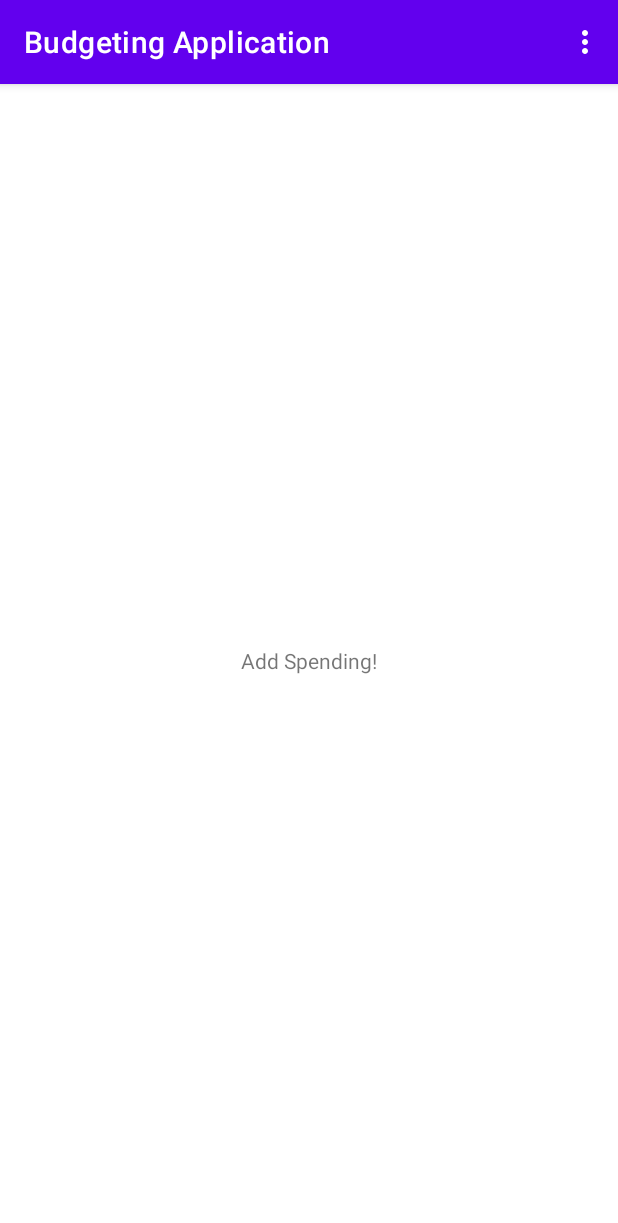
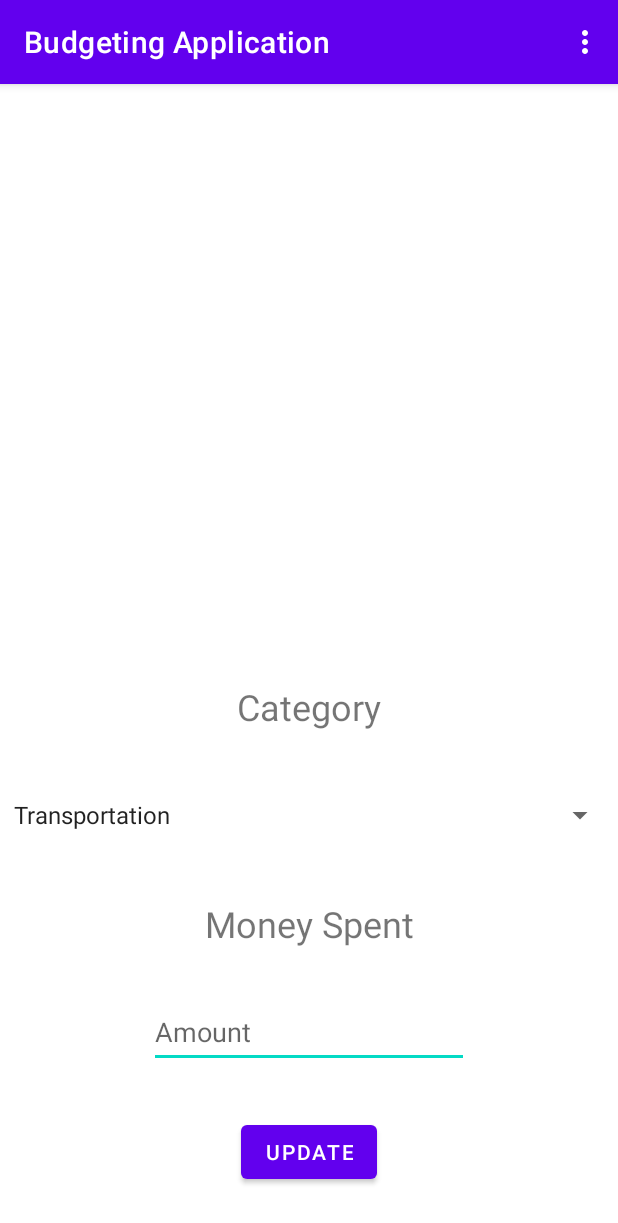
Before and after one commit to cainlouis/Budgeting_application, an Android app: the AddSpendingActivity screen opened directly, with no data from a screen before it, on a phone screen of 412 x 824 dp. Shown: the top 1223 px of the screen. Run offline under Robolectric (Android 15) with nearby library versions, the phone set to English and light mode, and no system bars; our stand-ins replace Room's generated code.

Commit message:
Add update function for db.

```diff
--- a/app/src/main/java/com/example/budgetingapplication/AddSpendingActivity.kt
+++ b/app/src/main/java/com/example/budgetingapplication/AddSpendingActivity.kt
@@ -2,10 +2,53 @@ package com.example.budgetingapplication
 
 import androidx.appcompat.app.AppCompatActivity
 import android.os.Bundle
+import android.view.View
+import android.widget.*
+import androidx.lifecycle.ViewModelProvider
+import com.example.budgetingapplication.model.Budget
+import com.example.budgetingapplication.viewmodel.BudgetViewModel
 
 class AddSpendingActivity : MenuActivity() {
+
+    private lateinit var budgetViewModel: BudgetViewModel
+    lateinit var spinner: Spinner
+
     override fun onCreate(savedInstanceState: Bundle?) {
         super.onCreate(savedInstanceState)
         setContentView(R.layout.activity_add_spending)
+
+        budgetViewModel = ViewModelProvider(this).get(BudgetViewModel::class.java)
+
+        spinner = findViewById(R.id.categorySpinner)
+        // Create an ArrayAdapter using the string array and a default spinner layout
+        ArrayAdapter.createFromResource(
+            this,
+            R.array.categories_array,
+            android.R.layout.simple_spinner_item
+        ).also { adapter ->
+            // Specify the layout to use when the list of choices appears
+            adapter.setDropDownViewResource(android.R.layout.simple_spinner_dropdown_item)
+            // Apply the adapter to the spinner
+            spinner.adapter = adapter
+        }
+
+        lateinit var  category: String
+
+        spinner.onItemSelectedListener = object : AdapterView.OnItemSelectedListener {
+            override fun onItemSelected(p0: AdapterView<*>?, p1: View?, p2: Int, p3: Long) {
+                category = resources.getStringArray(R.array.categories_array)[p2].toString()
+            }
+
+            override fun onNothingSelected(p0: AdapterView<*>?) {
+            }
+        }
+
+        val updateButton = findViewById<Button>(R.id.updateButton)
+
+        updateButton.setOnClickListener {
+            val moneySpent = findViewById<EditText>(R.id.moneySpentInput).text.toString().toDouble()
+            val budget = Budget(category, moneySpent)
+            budgetViewModel.update(budget)
+        }
     }
 }
--- a/app/src/main/java/com/example/budgetingapplication/data/AppDatabase.kt
+++ b/app/src/main/java/com/example/budgetingapplication/data/AppDatabase.kt
@@ -25,108 +25,11 @@ abstract class AppDatabase : RoomDatabase() {
                     "budgeting_database"
                 )
                     .fallbackToDestructiveMigration()
+                    .createFromAsset("database/budgeting.db")
                     .build()
                 INSTANCE = instance
                 instance
             }
         }
     }
-
-//    companion object {
-//
-//        // For Singleton instantiation
-//        @Volatile
-//        private var INSTANCE: AppDatabase? = null
-
-//        fun getInstance(context: Context, scope: CoroutineScope): AppDatabase {
-//            return instance ?: synchronized(this) {
-//                instance ?: buildDatabase(context, scope).also { instance = it }
-//            }
-//        }
-//
-//        private fun buildDatabase(context: Context, scope: CoroutineScope): AppDatabase {
-//            return Room.databaseBuilder(context, AppDatabase::class.java, "budget_database")
-//                .addCallback(
-//                    object : RoomDatabase.Callback() {
-//                        override fun onCreate(db: SupportSQLiteDatabase) {
-//                            super.onCreate(db)
-//                            instance?.let { database ->
-//                                scope.launch(Dispatchers.IO) {
-//                                    populateDatabase(database.budgetDao())
-//                                }
-//                            }
-//                        }
-//                    }
-//                )
-//                .build()
-//        }
-
-//        @DelicateCoroutinesApi
-//        fun getInstance(context: Context, ): AppDatabase {
-//            if (INSTANCE == null) {
-//                synchronized(AppDatabase::class.java) {
-//                    if (INSTANCE == null) {
-//                        INSTANCE = Room.databaseBuilder(context.applicationContext, AppDatabase::class.java, "budgeting_database")
-//                            .addCallback(object : Callback() {
-//                                override fun onCreate(db: SupportSQLiteDatabase) {
-//                                    super.onCreate(db)
-//                                    Log.d("AppDatabase", "populating with data...")
-//                                    db.execSQL("CREATE TABLE budget(category TEXT PRIMARY KEY, spending DECIMAL)")
-//                                    val categories = listOf(
-//                                        Budget("Transportation"),
-//                                        Budget("Home food"),
-//                                        Budget("Junk food"),
-//                                        Budget("Entertainment"),
-//                                        Budget("Housing"),
-//                                        Budget("Gifts")
-//                                    )
-//                                    for (category in categories) {
-//                                        db.execSQL("INSERT INTO budget(category, spending) VALUES (?,?)")
-//                                    }
-//                                }
-//                            }).build()
-//                    }
-//                }
-//            }
-//
-//            return INSTANCE!!
-//        }
-
-//        private class AppDatabaseCallback(
-//            private val scope: CoroutineScope
-//        ) : RoomDatabase.Callback() {
-//            /**
-//             * Override the onCreate method to populate the database.
-//             */
-//            override fun onCreate(db: SupportSQLiteDatabase) {
-//                super.onCreate(db)
-//                // If you want to keep the data through app restarts,
-//                // comment out the following line.
-//                INSTANCE?.let { database ->
-//                    scope.launch(Dispatchers.IO) {
-//                        populateDatabase(database.budgetDao())
-//                    }
-//                }
-//            }
-//        }
-//        suspend fun populateDatabase(database: AppDatabase) {
-//            database?.let { db ->
-//                withContext(Dispatchers.IO) {
-//                    val budgetDao: BudgetDao = db.budgetDao()
-//
-//                    budgetDao.deleteAll()
-//
-//                    val categories = listOf(
-//                        Budget("Transportation"),
-//                        Budget("Home food"),
-//                        Budget("Junk food"),
-//                        Budget("Entertainment"),
-//                        Budget("Housing"),
-//                        Budget("Gifts")
-//                    )
-//                    budgetDao.insertAll(categories)
-//                }
-//            }
-//        }
-//    }
 }
--- a/app/src/main/java/com/example/budgetingapplication/data/BudgetDao.kt
+++ b/app/src/main/java/com/example/budgetingapplication/data/BudgetDao.kt
@@ -25,4 +25,7 @@ interface BudgetDao {
     @Query("SELECT * FROM budget")
     fun readAll(): Flow<List<Budget>>
 
+    @Query("SELECT category FROM budget")
+    fun readCategories(): Flow<List<String>>
+
 }
--- a/app/src/main/java/com/example/budgetingapplication/repository/BudgetRepository.kt
+++ b/app/src/main/java/com/example/budgetingapplication/repository/BudgetRepository.kt
@@ -7,6 +7,12 @@ import kotlinx.coroutines.flow.Flow
 class BudgetRepository(private val budgetDao: BudgetDao) {
     val readAll: Flow<List<Budget>> = budgetDao.readAll()
 
+    val readCategories: Flow<List<String>> = budgetDao.readCategories()
+
+    suspend fun update(budget: Budget) {
+        budgetDao.update(budget)
+    }
+
     suspend fun insertAll(budgets: List<Budget>) {
         budgetDao.insertAll(budgets)
     }
--- a/app/src/main/java/com/example/budgetingapplication/viewmodel/BudgetViewModel.kt
+++ b/app/src/main/java/com/example/budgetingapplication/viewmodel/BudgetViewModel.kt
@@ -5,17 +5,24 @@ import androidx.lifecycle.*
 import com.example.budgetingapplication.data.AppDatabase
 import com.example.budgetingapplication.repository.BudgetRepository
 import com.example.budgetingapplication.model.Budget
+import kotlinx.coroutines.flow.Flow
 import kotlinx.coroutines.launch
 
 class BudgetViewModel(application: Application) : AndroidViewModel(application) {
 
     val loadAll: LiveData<List<Budget>>
+    val readCategories: LiveData<List<String>>
     private val repository : BudgetRepository
 
     init {
         val budgetDao = AppDatabase.getDatabase(application).budgetDao()
         repository = BudgetRepository(budgetDao)
         loadAll = repository.readAll.asLiveData()
+        readCategories = repository.readCategories.asLiveData()
+    }
+
+    fun update(budget: Budget) = viewModelScope.launch {
+        repository.update(budget)
     }
 
     fun insertAll(budgets: List<Budget>) = viewModelScope.launch {
--- a/app/src/main/res/layout/activity_add_spending.xml
+++ b/app/src/main/res/layout/activity_add_spending.xml
@@ -6,13 +6,66 @@
     android:layout_height="match_parent"
     tools:context=".AddSpendingActivity">
 
-    <TextView
+    <Button
+        android:id="@+id/updateButton"
         android:layout_width="wrap_content"
         android:layout_height="wrap_content"
-        android:text="Add Spending!"
+        android:layout_marginBottom="32dp"
+        android:text="@string/update"
         app:layout_constraintBottom_toBottomOf="parent"
-        app:layout_constraintLeft_toLeftOf="parent"
-        app:layout_constraintRight_toRightOf="parent"
-        app:layout_constraintTop_toTopOf="parent" />
+        app:layout_constraintEnd_toEndOf="parent"
+        app:layout_constraintHorizontal_bias="0.5"
+        app:layout_constraintStart_toStartOf="parent" />
 
+    <EditText
+        android:id="@+id/moneySpentInput"
+        android:layout_width="wrap_content"
+        android:layout_height="wrap_content"
+        android:layout_marginBottom="32dp"
+        android:ems="10"
+        android:hint="@string/amount"
+        android:importantForAutofill="no"
+        android:inputType="numberDecimal"
+        android:minHeight="48dp"
+        app:layout_constraintBottom_toTopOf="@+id/updateButton"
+        app:layout_constraintEnd_toEndOf="parent"
+        app:layout_constraintHorizontal_bias="0.5"
+        app:layout_constraintStart_toStartOf="parent"
+        tools:ignore="SpeakableTextPresentCheck" />
+
+    <TextView
+        android:id="@+id/moneySpentHeader"
+        android:layout_width="wrap_content"
+        android:layout_height="wrap_content"
+        android:layout_marginBottom="32dp"
+        android:text="@string/money_spent"
+        android:textSize="24sp"
+        app:layout_constraintBottom_toTopOf="@+id/moneySpentInput"
+        app:layout_constraintEnd_toEndOf="parent"
+        app:layout_constraintHorizontal_bias="0.5"
+        app:layout_constraintStart_toStartOf="parent" />
+
+    <Spinner
+        android:id="@+id/categorySpinner"
+        android:layout_width="409dp"
+        android:layout_height="wrap_content"
+        android:layout_marginBottom="32dp"
+        android:minHeight="48dp"
+        app:layout_constraintBottom_toTopOf="@+id/moneySpentHeader"
+        app:layout_constraintEnd_toEndOf="parent"
+        app:layout_constraintHorizontal_bias="0.5"
+        app:layout_constraintStart_toStartOf="parent"
+        tools:ignore="SpeakableTextPresentCheck" />
+
+    <TextView
+        android:id="@+id/categoryHeader"
+        android:layout_width="wrap_content"
+        android:layout_height="wrap_content"
+        android:layout_marginBottom="32dp"
+        android:text="@string/category"
+        android:textSize="24sp"
+        app:layout_constraintBottom_toTopOf="@+id/categorySpinner"
+        app:layout_constraintEnd_toEndOf="parent"
+        app:layout_constraintHorizontal_bias="0.5"
+        app:layout_constraintStart_toStartOf="parent" />
 </androidx.constraintlayout.widget.ConstraintLayout>
--- a/app/src/main/res/values/strings.xml
+++ b/app/src/main/res/values/strings.xml
@@ -5,4 +5,16 @@
     <string name="clear_all_entries">Clear all entries</string>
     <string name="display_current_status">Display current status</string>
     <string name="home">Home</string>
+    <string name="update">Update</string>
+    <string name="money_spent">Money Spent</string>
+    <string name="category">Category</string>
+    <string name="amount">Amount</string>
+    <string-array name="categories_array">
+        <item>Transportation</item>
+        <item>Home food</item>
+        <item>Junk food</item>
+        <item>Entertainment</item>
+        <item>Housing</item>
+        <item>Gifts</item>
+    </string-array>
 </resources>
```
